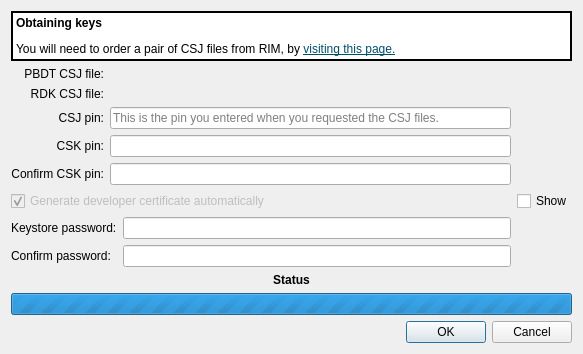
qt-creator/qt-creator, file src/plugins/qnx/blackberryregisterkeydialog.ui: the form before one commit.
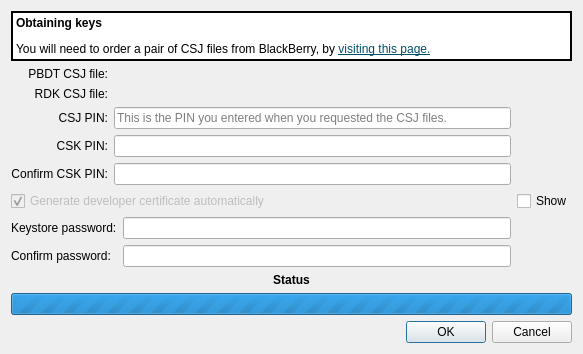
The form after the commit. Custom widgets are drawn as their Qt base class.

Commit message: QNX: Changed user-visible strings, RIM->BlackBerry, pin->PIN

The edit to the form file:
```diff
--- a/src/plugins/qnx/blackberryregisterkeydialog.ui
+++ b/src/plugins/qnx/blackberryregisterkeydialog.ui
@@ -114,7 +114,7 @@
       <enum>QFrame::WinPanel</enum>
      </property>
      <property name="text">
-      <string>&lt;html&gt;&lt;head/&gt;&lt;body&gt;&lt;p&gt;&lt;span style=&quot; font-weight:600;&quot;&gt;Obtaining keys&lt;/span&gt;&lt;/p&gt;&lt;p&gt;You will need to order a pair of CSJ files from RIM, by &lt;a href=&quot;https://www.blackberry.com/SignedKeys/codesigning.html&quot;&gt;&lt;span style=&quot; text-decoration: underline; color:#004f69;&quot;&gt;visiting this page.&lt;/span&gt;&lt;/a&gt;&lt;/p&gt;&lt;/body&gt;&lt;/html&gt;</string>
+      <string>&lt;html&gt;&lt;head/&gt;&lt;body&gt;&lt;p&gt;&lt;span style=&quot; font-weight:600;&quot;&gt;Obtaining keys&lt;/span&gt;&lt;/p&gt;&lt;p&gt;You will need to order a pair of CSJ files from BlackBerry, by &lt;a href=&quot;https://www.blackberry.com/SignedKeys/codesigning.html&quot;&gt;&lt;span style=&quot; text-decoration: underline; color:#004f69;&quot;&gt;visiting this page.&lt;/span&gt;&lt;/a&gt;&lt;/p&gt;&lt;/body&gt;&lt;/html&gt;</string>
      </property>
      <property name="textFormat">
       <enum>Qt::RichText</enum>
@@ -177,7 +177,7 @@
      <item row="2" column="0">
       <widget class="QLabel" name="label_4">
        <property name="text">
-        <string>CSJ pin:</string>
+        <string>CSJ PIN:</string>
        </property>
        <property name="alignment">
         <set>Qt::AlignRight|Qt::AlignTrailing|Qt::AlignVCenter</set>
@@ -187,7 +187,7 @@
      <item row="3" column="0">
       <widget class="QLabel" name="label_5">
        <property name="text">
-        <string>CSK pin:</string>
+        <string>CSK PIN:</string>
        </property>
        <property name="alignment">
         <set>Qt::AlignRight|Qt::AlignTrailing|Qt::AlignVCenter</set>
@@ -197,7 +197,7 @@
      <item row="4" column="0">
       <widget class="QLabel" name="label_6">
        <property name="text">
-        <string>Confirm CSK pin:</string>
+        <string>Confirm CSK PIN:</string>
        </property>
        <property name="alignment">
         <set>Qt::AlignRight|Qt::AlignTrailing|Qt::AlignVCenter</set>
@@ -264,7 +264,7 @@
         <enum>QLineEdit::Password</enum>
        </property>
        <property name="placeholderText">
-        <string>This is the pin you entered when you requested the CSJ files.</string>
+        <string>This is the PIN you entered when you requested the CSJ files.</string>
        </property>
       </widget>
      </item>
```
The commit also changes 1 other file.
